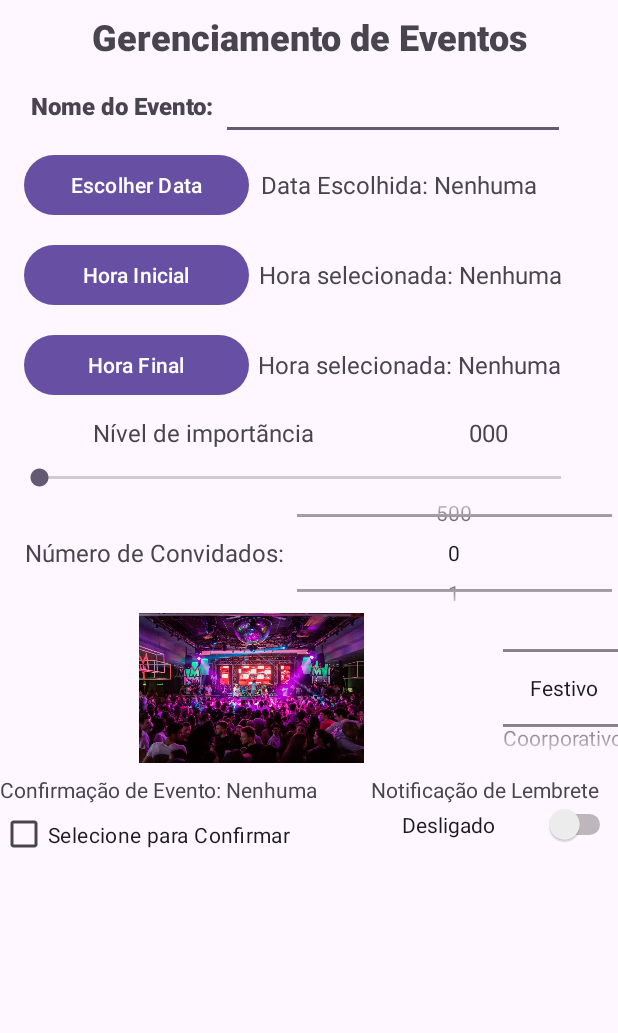
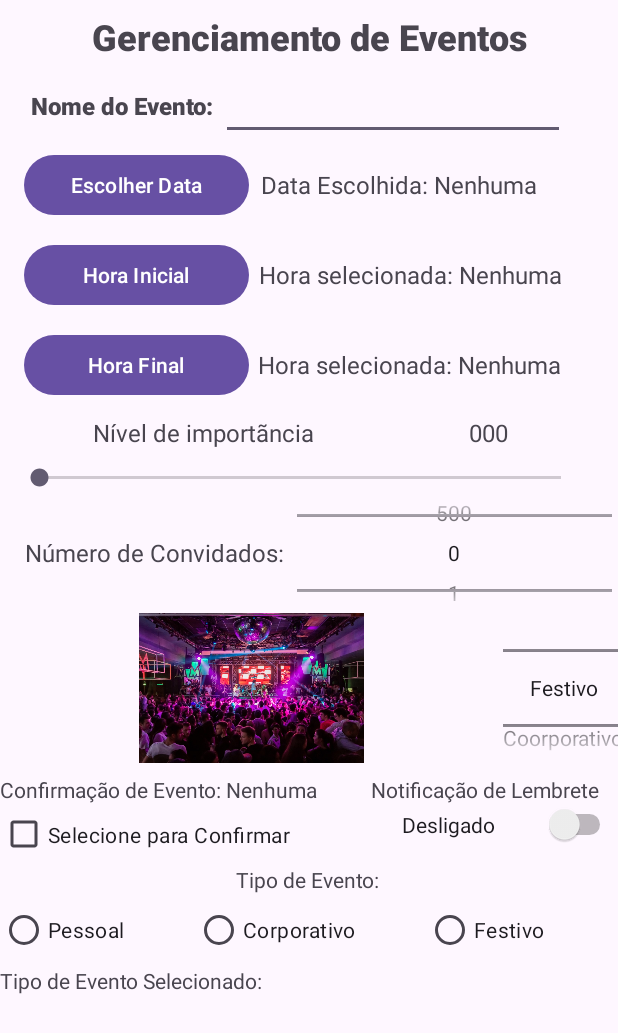
Before and after one commit to BRADDTELES/appEventos, an Android app: the screen it shows after launch (MainActivity), on a phone screen of 412 x 824 dp. Shown: the top 1033 px of the screen. Run offline under Robolectric (Android 15) with nearby library versions, the phone set to English and light mode, and no system bars.

Commit message:
Inicializando o RadioButton, também usando o RadioGroup

```diff
--- a/app/src/main/java/com/example/appeventos/MainActivity.java
+++ b/app/src/main/java/com/example/appeventos/MainActivity.java
@@ -11,6 +11,8 @@ import android.widget.DatePicker;
 import android.widget.EditText;
 import android.widget.ImageView;
 import android.widget.NumberPicker;
+import android.widget.RadioButton;
+import android.widget.RadioGroup;
 import android.widget.SeekBar;
 import android.widget.Switch;
 import android.widget.TextView;
@@ -45,6 +47,9 @@ public class MainActivity extends AppCompatActivity {
     CheckBox confirmacaoCheckBox;
 
     Switch lembreteSwitch;
+
+    RadioGroup tipoEventoRadioGroup;
+    TextView tpEventoSelecionadoTextView;
 
     @Override
     protected void onCreate(Bundle savedInstanceState) {
@@ -159,6 +164,18 @@ public class MainActivity extends AppCompatActivity {
                 }
             }
         });
+
+        tipoEventoRadioGroup = findViewById(R.id.tipoEventoRadioGroup);
+        tpEventoSelecionadoTextView = findViewById(R.id.tpEventoSelecionadoTextView);
+
+        tipoEventoRadioGroup.setOnCheckedChangeListener(new RadioGroup.OnCheckedChangeListener() {
+            @Override
+            public void onCheckedChanged(RadioGroup radioGroup, int checkedId) {
+                RadioButton radioButton = findViewById(checkedId);
+                String opcaoSelecionada = radioButton.getText().toString();
+                tpEventoSelecionadoTextView.setText(opcaoSelecionada);
+            }
+        });
     }
 
     public void escolherDataButtonAction(View view){
--- a/app/src/main/res/layout/activity_main.xml
+++ b/app/src/main/res/layout/activity_main.xml
@@ -312,5 +312,59 @@
             android:text="@string/label_desligado" />
     </LinearLayout>
 
+    <LinearLayout
+        android:layout_width="409dp"
+        android:layout_height="100dp"
+        android:orientation="vertical"
+        app:layout_constraintTop_toBottomOf="@+id/linearLayout6"
+        tools:layout_editor_absoluteX="1dp">
+
+        <TextView
+            android:id="@+id/tipoEventoTextView"
+            android:layout_width="match_parent"
+            android:layout_height="wrap_content"
+            android:gravity="center"
+            android:text="@string/label_tipo_de_evento" />
+
+        <RadioGroup
+            android:id="@+id/tipoEventoRadioGroup"
+            android:layout_width="match_parent"
+            android:layout_height="match_parent">
+
+            <LinearLayout
+                android:layout_width="match_parent"
+                android:layout_height="wrap_content"
+                android:orientation="horizontal">
+
+                <RadioButton
+                    android:id="@+id/radioButton9"
+                    android:layout_width="wrap_content"
+                    android:layout_height="wrap_content"
+                    android:layout_weight="1"
+                    android:text="@string/label_tipo_pessoal" />
+
+                <RadioButton
+                    android:id="@+id/radioButton7"
+                    android:layout_width="wrap_content"
+                    android:layout_height="wrap_content"
+                    android:layout_weight="1"
+                    android:text="@string/label_tipo_corporativo" />
+
+                <RadioButton
+                    android:id="@+id/radioButton8"
+                    android:layout_width="wrap_content"
+                    android:layout_height="wrap_content"
+                    android:layout_weight="1"
+                    android:text="@string/label_tipo_festivo" />
+            </LinearLayout>
+
+            <TextView
+                android:id="@+id/tpEventoSelecionadoTextView"
+                android:layout_width="match_parent"
+                android:layout_height="wrap_content"
+                android:text="@string/label_tp_evento_selecionado" />
+        </RadioGroup>
+    </LinearLayout>
+
 
 </androidx.constraintlayout.widget.ConstraintLayout>
--- a/app/src/main/res/values/strings.xml
+++ b/app/src/main/res/values/strings.xml
@@ -17,4 +17,9 @@
     <string name="label_lembrete">Notificação de Lembrete</string>
     <string name="label_desligado">Desligado</string>
     <string name="label_ligado">Ligado</string>
+    <string name="label_tipo_de_evento">Tipo de Evento:</string>
+    <string name="label_tipo_pessoal">Pessoal</string>
+    <string name="label_tipo_corporativo">Corporativo</string>
+    <string name="label_tipo_festivo">Festivo</string>
+    <string name="label_tp_evento_selecionado">Tipo de Evento Selecionado:</string>
 </resources>
```
